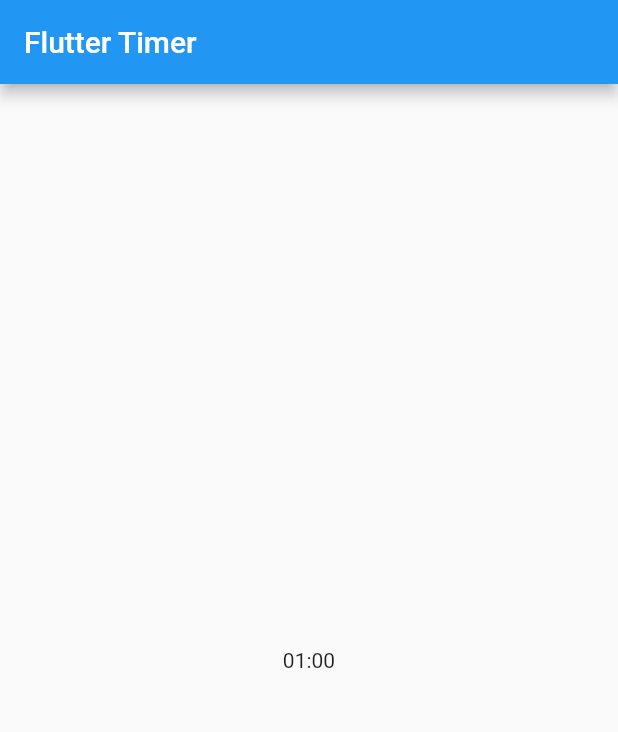
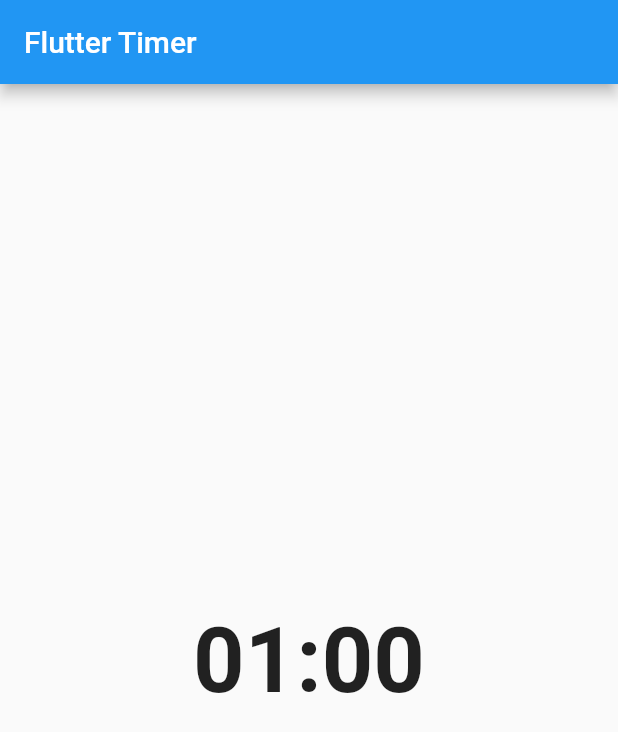
Before and after one commit to rockar06/flutter_timer_app, a Flutter app: the screen it shows after launch, on a phone screen of 412 x 824 dp. Shown: the top 732 px of the screen. Run offline on Flutter 3.47's test engine with Material 2 defaults, Android fonts, the light colour scheme and no system bars; our stand-ins replace equatable, flutter_bloc.

Commit message:
Set style for counter text

```diff
--- a/lib/timer_widget.dart
+++ b/lib/timer_widget.dart
@@ -27,7 +27,10 @@ class TimerWidget extends StatelessWidget {
                     .padLeft(2, '0');
                 final String secondsStr =
                     (state.duration % 60).floor().toString().padLeft(2, '0');
-                return Text('$minuteStr:$secondsStr');
+                return Text(
+                  '$minuteStr:$secondsStr',
+                  style: timerTextStyle,
+                );
               },
             ),
           )
```
